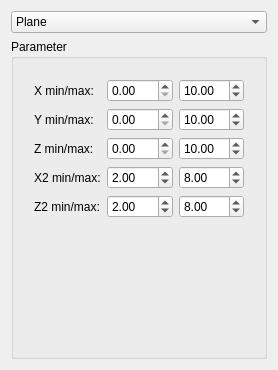
berndhahnebach/All_FreeCAD, file src/Mod/Part/Gui/DlgPrimitives.ui: the form before one commit.
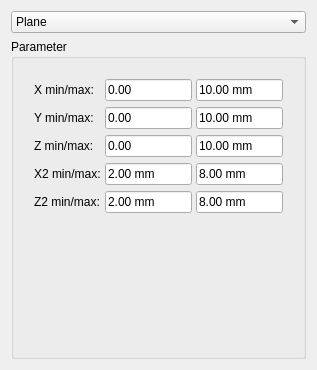
The form after the commit. The open tabs and pages were chosen to show the change. Icons and pictures are not drawn. Custom widgets are drawn as their Qt base class.

Commit message: Add UNITS to Part Primitive Gui

```diff
--- a/src/Mod/Part/Gui/DlgPrimitives.ui
+++ b/src/Mod/Part/Gui/DlgPrimitives.ui
@@ -6,7 +6,7 @@
    <rect>
     <x>0</x>
     <y>0</y>
-    <width>260</width>
+    <width>317</width>
     <height>370</height>
    </rect>
   </property>
@@ -1124,6 +1124,12 @@
          <layout class="QGridLayout" name="gridLayout_8">
           <item row="0" column="0">
            <layout class="QGridLayout" name="gridLayout_2">
+            <property name="sizeConstraint">
+             <enum>QLayout::SetDefaultConstraint</enum>
+            </property>
+            <property name="horizontalSpacing">
+             <number>4</number>
+            </property>
             <item row="0" column="0">
              <widget class="QLabel" name="label_10">
               <property name="text">
@@ -1131,29 +1137,6 @@
               </property>
              </widget>
             </item>
-            <item row="0" column="1">
-             <widget class="QDoubleSpinBox" name="wedgeXmin">
-              <property name="sizePolicy">
-               <sizepolicy hsizetype="Preferred" vsizetype="Fixed">
-                <horstretch>0</horstretch>
-                <verstretch>0</verstretch>
-               </sizepolicy>
-              </property>
-             </widget>
-            </item>
-            <item row="0" column="2">
-             <widget class="QDoubleSpinBox" name="wedgeXmax">
-              <property name="sizePolicy">
-               <sizepolicy hsizetype="Preferred" vsizetype="Fixed">
-                <horstretch>0</horstretch>
-                <verstretch>0</verstretch>
-               </sizepolicy>
-              </property>
-              <property name="value">
-               <double>10.000000000000000</double>
-              </property>
-             </widget>
-            </item>
             <item row="1" column="0">
              <widget class="QLabel" name="label_11">
               <property name="text">
@@ -1161,29 +1144,6 @@
               </property>
              </widget>
             </item>
-            <item row="1" column="1">
-             <widget class="QDoubleSpinBox" name="wedgeYmin">
-              <property name="sizePolicy">
-               <sizepolicy hsizetype="Preferred" vsizetype="Fixed">
-                <horstretch>0</horstretch>
-                <verstretch>0</verstretch>
-               </sizepolicy>
-              </property>
-             </widget>
-            </item>
-            <item row="1" column="2">
-             <widget class="QDoubleSpinBox" name="wedgeYmax">
-              <property name="sizePolicy">
-               <sizepolicy hsizetype="Preferred" vsizetype="Fixed">
-                <horstretch>0</horstretch>
-                <verstretch>0</verstretch>
-               </sizepolicy>
-              </property>
-              <property name="value">
-               <double>10.000000000000000</double>
-              </property>
-             </widget>
-            </item>
             <item row="2" column="0">
              <widget class="QLabel" name="label_12">
               <property name="text">
@@ -1191,29 +1151,6 @@
               </property>
              </widget>
             </item>
-            <item row="2" column="1">
-             <widget class="QDoubleSpinBox" name="wedgeZmin">
-              <property name="sizePolicy">
-               <sizepolicy hsizetype="Preferred" vsizetype="Fixed">
-                <horstretch>0</horstretch>
-                <verstretch>0</verstretch>
-               </sizepolicy>
-              </property>
-             </widget>
-            </item>
-            <item row="2" column="2">
-             <widget class="QDoubleSpinBox" name="wedgeZmax">
-              <property name="sizePolicy">
-               <sizepolicy hsizetype="Preferred" vsizetype="Fixed">
-                <horstretch>0</horstretch>
-                <verstretch>0</verstretch>
-               </sizepolicy>
-              </property>
-              <property name="value">
-               <double>10.000000000000000</double>
-              </property>
-             </widget>
-            </item>
             <item row="3" column="0">
              <widget class="QLabel" name="label_13">
               <property name="text">
@@ -1221,32 +1158,6 @@
               </property>
              </widget>
             </item>
-            <item row="3" column="1">
-             <widget class="QDoubleSpinBox" name="wedgeX2min">
-              <property name="sizePolicy">
-               <sizepolicy hsizetype="Preferred" vsizetype="Fixed">
-                <horstretch>0</horstretch>
-                <verstretch>0</verstretch>
-               </sizepolicy>
-              </property>
-              <property name="value">
-               <double>2.000000000000000</double>
-              </property>
-             </widget>
-            </item>
-            <item row="3" column="2">
-             <widget class="QDoubleSpinBox" name="wedgeX2max">
-              <property name="sizePolicy">
-               <sizepolicy hsizetype="Preferred" vsizetype="Fixed">
-                <horstretch>0</horstretch>
-                <verstretch>0</verstretch>
-               </sizepolicy>
-              </property>
-              <property name="value">
-               <double>8.000000000000000</double>
-              </property>
-             </widget>
-            </item>
             <item row="4" column="0">
              <widget class="QLabel" name="label_14">
               <property name="text">
@@ -1254,29 +1165,73 @@
               </property>
              </widget>
             </item>
+            <item row="0" column="1">
+             <widget class="Gui::InputField" name="wedgeXmin">
+              <property name="text">
+               <string>0.00</string>
+              </property>
+             </widget>
+            </item>
+            <item row="0" column="2">
+             <widget class="Gui::InputField" name="wedgeXmax">
+              <property name="text">
+               <string>10.00 mm</string>
+              </property>
+             </widget>
+            </item>
+            <item row="1" column="1">
+             <widget class="Gui::InputField" name="wedgeYmin">
+              <property name="text">
+               <string>0.00</string>
+              </property>
+             </widget>
+            </item>
+            <item row="1" column="2">
+             <widget class="Gui::InputField" name="wedgeYmax">
+              <property name="text">
+               <string>10.00 mm</string>
+              </property>
+             </widget>
+            </item>
+            <item row="2" column="1">
+             <widget class="Gui::InputField" name="wedgeZmin">
+              <property name="text">
+               <string>0.00</string>
+              </property>
+             </widget>
+            </item>
+            <item row="2" column="2">
+             <widget class="Gui::InputField" name="wedgeZmax">
+              <property name="text">
+               <string>10.00 mm</string>
+              </property>
+             </widget>
+            </item>
+            <item row="3" column="1">
+             <widget class="Gui::InputField" name="wedgeX2min">
+              <property name="text">
+               <string>2.00 mm</string>
+              </property>
+             </widget>
+            </item>
+            <item row="3" column="2">
+             <widget class="Gui::InputField" name="wedgeX2max">
+              <property name="text">
+               <string>8.00 mm</string>
+              </property>
+             </widget>
+            </item>
             <item row="4" column="1">
-             <widget class="QDoubleSpinBox" name="wedgeZ2min">
-              <property name="sizePolicy">
-               <sizepolicy hsizetype="Preferred" vsizetype="Fixed">
-                <horstretch>0</horstretch>
-                <verstretch>0</verstretch>
-               </sizepolicy>
-              </property>
-              <property name="value">
-               <double>2.000000000000000</double>
+             <widget class="Gui::InputField" name="wedgeZ2min">
+              <property name="text">
+               <string>2.00 mm</string>
               </property>
              </widget>
             </item>
             <item row="4" column="2">
-             <widget class="QDoubleSpinBox" name="wedgeZ2max">
-              <property name="sizePolicy">
-               <sizepolicy hsizetype="Preferred" vsizetype="Fixed">
-                <horstretch>0</horstretch>
-                <verstretch>0</verstretch>
-               </sizepolicy>
-              </property>
-              <property name="value">
-               <double>8.000000000000000</double>
+             <widget class="Gui::InputField" name="wedgeZ2max">
+              <property name="text">
+               <string>8.00 mm</string>
               </property>
              </widget>
             </item>
@@ -2003,6 +1958,13 @@
   </layout>
  </widget>
  <layoutdefault spacing="6" margin="11"/>
+ <customwidgets>
+  <customwidget>
+   <class>Gui::InputField</class>
+   <extends>QLineEdit</extends>
+   <header>Gui/InputField.h</header>
+  </customwidget>
+ </customwidgets>
  <tabstops>
   <tabstop>comboBox1</tabstop>
   <tabstop>planeLength</tabstop>
```
Left out of the diff: 817 changed lines with no effect on the pictures. The commit also changes 1 other file.
